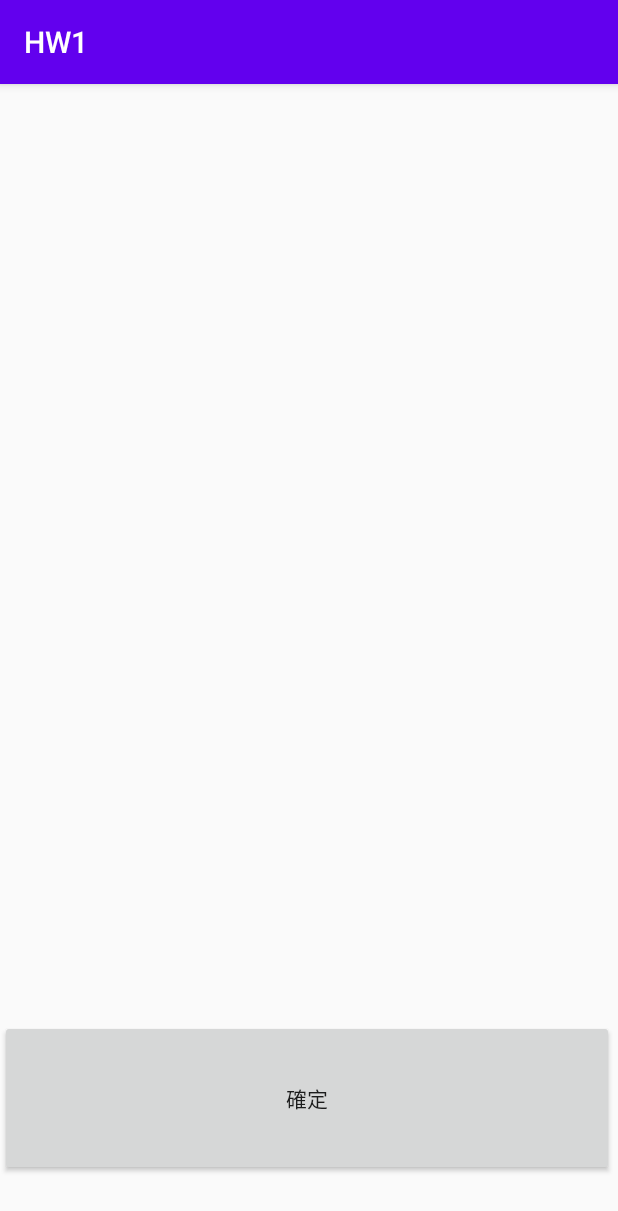
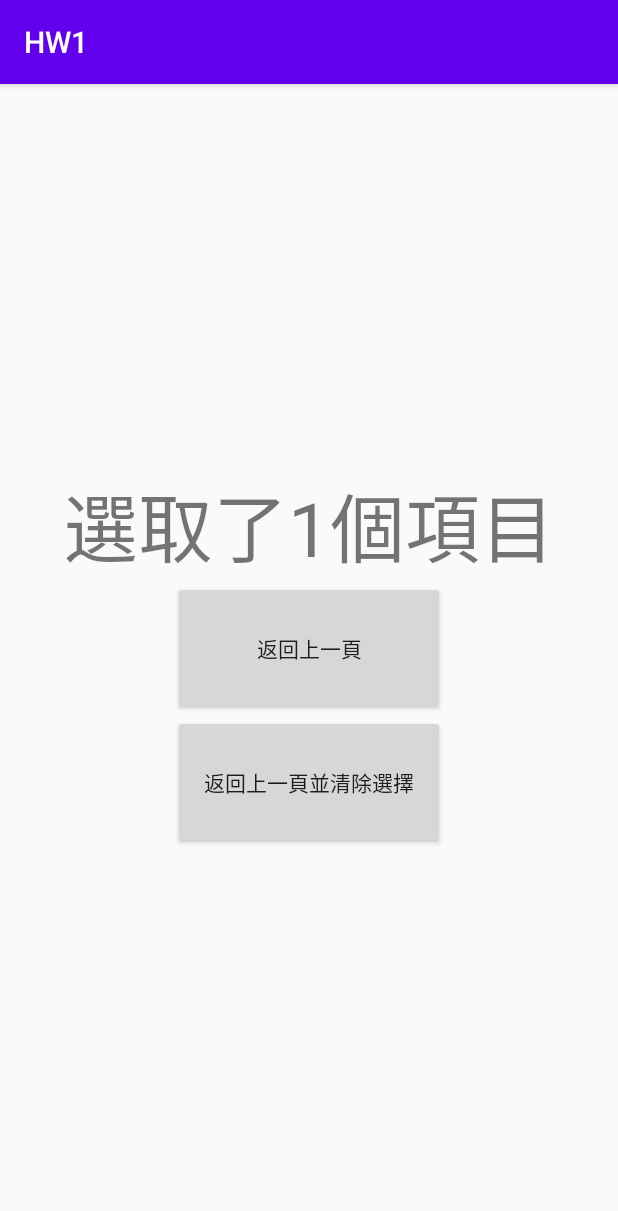
Before and after one commit to SamHsi/B10709042_HW1, an Android app: the screen it shows after launch (MainActivity before the commit, ResultMenu after it), after a tap on "確定", on a phone screen of 412 x 824 dp. Shown: the top 1211 px of the screen. Run offline under Robolectric (Android 15) with nearby library versions, the phone set to English and light mode, and no system bars; 1 other tap on this screen came first.

Commit message:
one thing to go

```diff
--- a/app/build.gradle
+++ b/app/build.gradle
@@ -31,5 +31,5 @@ dependencies {
     testImplementation 'junit:junit:4.13'
     androidTestImplementation 'androidx.test.ext:junit:1.1.1'
     androidTestImplementation 'androidx.test.espresso:espresso-core:3.2.0'
-    implementation 'androidx.recyclerview:recyclerview:1.0.0'
+    implementation 'androidx.recyclerview:recyclerview:1.1.0'
 }
--- a/app/src/main/AndroidManifest.xml
+++ b/app/src/main/AndroidManifest.xml
@@ -1,6 +1,6 @@
 <?xml version="1.0" encoding="utf-8"?>
 <manifest xmlns:android="http://schemas.android.com/apk/res/android"
-    package="com.example.hw1" >
+    package="com.example.hw1">
 
     <application
         android:allowBackup="true"
@@ -8,13 +8,15 @@
         android:label="@string/app_name"
         android:roundIcon="@mipmap/ic_launcher_round"
         android:supportsRtl="true"
-        android:theme="@style/AppTheme" >
-        <activity android:name=".MainActivity" >
+        android:theme="@style/AppTheme">
+        <activity android:name=".MainActivity">
             <intent-filter>
                 <action android:name="android.intent.action.MAIN" />
-
                 <category android:name="android.intent.category.LAUNCHER" />
             </intent-filter>
+        </activity>
+        <activity android:name=".ResultMenu">
+
         </activity>
     </application>
 
--- a/app/src/main/java/com/example/hw1/MainActivity.java
+++ b/app/src/main/java/com/example/hw1/MainActivity.java
@@ -1,18 +1,71 @@
 package com.example.hw1;
 
 import androidx.appcompat.app.AppCompatActivity;
+import androidx.recyclerview.widget.LinearLayoutManager;
+import androidx.recyclerview.widget.RecyclerView;
+
+import android.content.Context;
+import android.content.Intent;
 import android.os.Bundle;
 import android.view.View;
 import android.widget.Button;
 
+import java.util.ArrayList;
+
 public class MainActivity extends AppCompatActivity {
+
+    private RecyclerView recyclerView;
+    private MyAdapter adapter;
+    public static ArrayList<Item> mData = new ArrayList<>();
+    private static int count = 0;
+    static MainActivity ActivityA;
 
     @Override
     protected void onCreate(Bundle savedInstanceState) {
         super.onCreate(savedInstanceState);
         setContentView(R.layout.activity_main);
+        ActivityA = this;
+        for(int i = 0; i < 100; i++) {
+            Item temp = new Item();
+            temp.setText(String.valueOf(i));
+            temp.setCheck(false);
+            mData.add(temp);
+        }
+        recyclerView = (RecyclerView) findViewById(R.id.recyclerView);
+        recyclerView.setLayoutManager(new LinearLayoutManager(this));
+        adapter = new MyAdapter(mData);
+        recyclerView.setAdapter(adapter);
+        Button temp = findViewById(R.id.button);
+        temp.setOnClickListener(new View.OnClickListener() {
+            @Override
+            public void onClick(View v) {
+                count = 0;
+                for (Item tmp : mData){
+                    if (tmp.check == true) {
+                        count++;
+                    }
+                }
+                Context context = MainActivity.this;
+                Class Destination = ResultMenu.class;
+                Intent intent = new Intent(context, Destination);
+                intent.putExtra("Extravalue",count);
+                startActivity(intent);
+            }
+        });
     }
-    public void onClick(View v){
 
+
+
+    public class Item {
+        String text;
+        boolean check;
+
+        public void setText(String text) {
+            this.text = text;
+        }
+
+        public void setCheck(boolean check) {
+            this.check = check;
+        }
     }
 }
--- /dev/null
+++ b/app/src/main/java/com/example/hw1/MyAdapter.java
@@ -0,0 +1,61 @@
+package com.example.hw1;
+
+import android.view.LayoutInflater;
+import android.view.View;
+import android.view.ViewGroup;
+import android.widget.CheckBox;
+import android.widget.TextView;
+
+import androidx.recyclerview.widget.RecyclerView;
+
+import java.util.List;
+
+public class MyAdapter extends RecyclerView.Adapter<MyAdapter.ViewHolder> {
+
+    private List<MainActivity.Item> mData;
+
+    MyAdapter(List<MainActivity.Item> data) {
+        mData = data;
+    }
+
+    // 建立ViewHolder
+    class ViewHolder extends RecyclerView.ViewHolder{
+        // 宣告元件
+        private TextView txtItem;
+        private CheckBox checkBox;
+
+        ViewHolder(View itemView) {
+            super(itemView);
+            txtItem = (TextView) itemView.findViewById(R.id.txtItem);
+            checkBox = (CheckBox) itemView.findViewById(R.id.checkBox);
+        }
+    }
+
+    @Override
+    public ViewHolder onCreateViewHolder(ViewGroup parent, int viewType) {
+        // 連結項目布局檔list_item
+        View view = LayoutInflater.from(parent.getContext())
+                .inflate(R.layout.list_item, parent, false);
+        return new ViewHolder(view);
+    }
+
+    @Override
+    public void onBindViewHolder(final ViewHolder holder, final int position) {
+        // 設置要顯示的內容
+        holder.txtItem.setText(mData.get(position).text);
+        holder.checkBox.setChecked(mData.get(position).check);
+        holder.checkBox.setOnClickListener(new View.OnClickListener() {
+            @Override
+            public void onClick(View v) {
+                boolean b = ((CheckBox) v).isChecked();
+                holder.checkBox.setChecked(b);
+                mData.get(position).setCheck(b);
+            }
+        });
+    }
+
+    @Override
+    public int getItemCount() {
+        return mData.size();
+    }
+}
--- a/app/src/main/java/com/example/hw1/ResultMenu.java
+++ b/app/src/main/java/com/example/hw1/ResultMenu.java
@@ -26,15 +26,18 @@ public class ResultMenu extends AppCompatActivity {
         back.setOnClickListener(new View.OnClickListener() {
             @Override
             public void onClick(View v) {
-                onBackPressed();
+                finish();
             }
         });
         Button backclear = (Button) findViewById(R.id.backclear);
         backclear.setOnClickListener(new View.OnClickListener() {
             @Override
             public void onClick(View v) {
+                for(MainActivity.Item temp: MainActivity.mData){
+                    temp.check = false;
+                }
                 MainActivity.ActivityA.recreate();
-                onBackPressed();
+                finish();
             }
         });
     }
--- a/app/src/main/res/layout/activity_main.xml
+++ b/app/src/main/res/layout/activity_main.xml
@@ -8,8 +8,11 @@
     tools:context=".MainActivity">
 
     <androidx.recyclerview.widget.RecyclerView
+        android:id="@+id/recyclerView"
         android:layout_width="409dp"
-        android:layout_height="624dp"
+        android:layout_height="494dp"
+        android:clickable="true"
+        android:contextClickable="true"
         app:layout_constraintBottom_toTopOf="@+id/button"
         app:layout_constraintEnd_toEndOf="parent"
         app:layout_constraintStart_toStartOf="parent"
@@ -23,7 +26,6 @@
         app:layout_constraintBottom_toBottomOf="parent"
         app:layout_constraintEnd_toEndOf="parent"
         app:layout_constraintHorizontal_bias="0.5"
-        app:layout_constraintStart_toStartOf="parent"
-        android:onClick="onClick"/>
+        app:layout_constraintStart_toStartOf="parent" />
 
 </LinearLayout>
--- /dev/null
+++ b/app/src/main/res/layout/activity_result_menu.xml
@@ -0,0 +1,41 @@
+<?xml version="1.0" encoding="utf-8"?>
+<LinearLayout xmlns:android="http://schemas.android.com/apk/res/android"
+    xmlns:tools="http://schemas.android.com/tools"
+    android:id="@+id/linearLayout"
+    android:layout_width="fill_parent"
+    android:layout_height="fill_parent"
+    android:gravity="center"
+    android:orientation="vertical"
+    tools:context=".ResultMenu">
+
+    <TextView
+        android:id="@+id/resultCount"
+        android:layout_width="wrap_content"
+        android:layout_height="wrap_content"
+        android:layout_gravity="center"
+        android:text="text"
+        android:textAlignment="center"
+        android:textSize="50dp"
+        tools:layout_editor_absoluteX="163dp"
+        tools:layout_editor_absoluteY="172dp" />
+
+    <Button
+        android:id="@+id/back"
+        android:layout_width="181dp"
+        android:layout_height="89dp"
+        android:layout_gravity="center"
+        android:text="@string/backtoPrevious"
+        android:textAlignment="center"
+        tools:layout_editor_absoluteX="115dp"
+        tools:layout_editor_absoluteY="268dp"
+        />
+
+    <Button
+        android:id="@+id/backclear"
+        android:layout_width="181dp"
+        android:layout_height="89dp"
+        android:layout_gravity="center"
+        android:text="@string/backClear"
+        tools:layout_editor_absoluteX="116dp"
+        tools:layout_editor_absoluteY="399dp" />
+</LinearLayout>
--- /dev/null
+++ b/app/src/main/res/layout/list_item.xml
@@ -0,0 +1,22 @@
+<?xml version="1.0" encoding="utf-8"?>
+<LinearLayout xmlns:android="http://schemas.android.com/apk/res/android"
+    android:layout_width="match_parent"
+    android:layout_height="72dp"
+    android:clickable="true"
+    android:gravity="center_vertical">
+
+    <TextView
+        android:id="@+id/txtItem"
+        android:layout_width="0dp"
+        android:layout_height="wrap_content"
+        android:layout_weight="1" />
+
+    <CheckBox
+        android:id="@+id/checkBox"
+        android:layout_width="wrap_content"
+        android:layout_height="wrap_content"
+        android:checked="false"
+        android:focusable="false"
+        android:focusableInTouchMode="false" />
+
+</LinearLayout>
--- a/app/src/main/res/values/strings.xml
+++ b/app/src/main/res/values/strings.xml
@@ -1,4 +1,7 @@
 <resources>
     <string name="app_name">HW1</string>
     <string name="buttonText">確定</string>
+    <string name="checkboxDefault">CheckBox</string>
+    <string name="backtoPrevious">返回上一頁</string>
+    <string name="backClear">返回上一頁並清除選擇</string>
 </resources>
```
